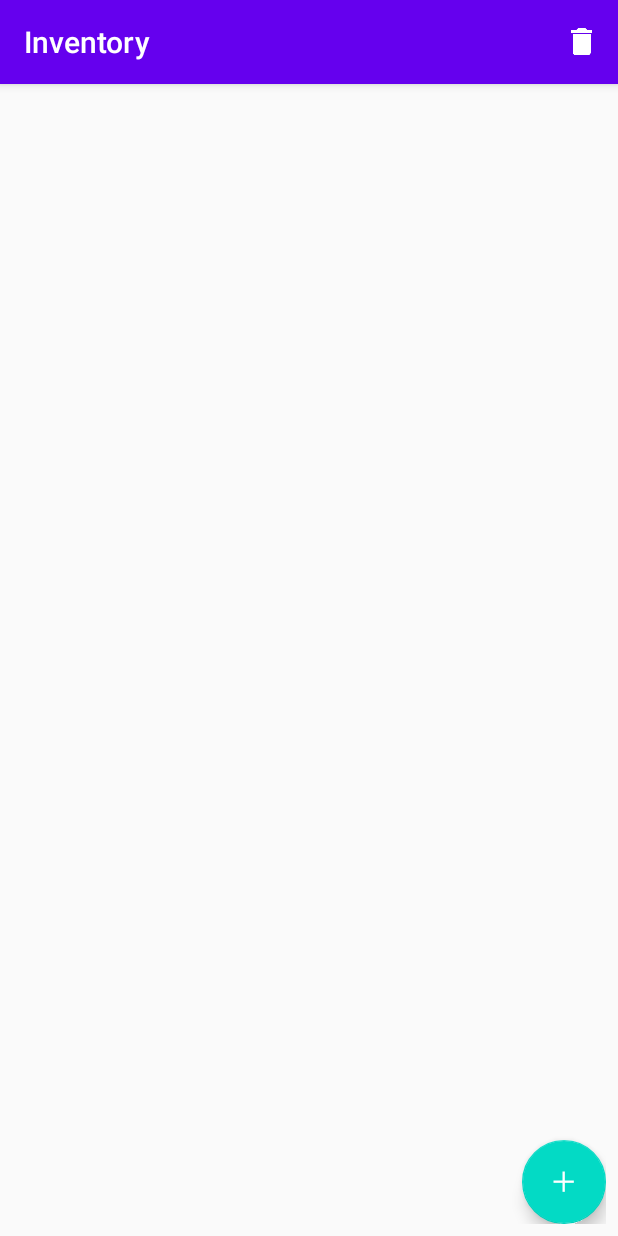
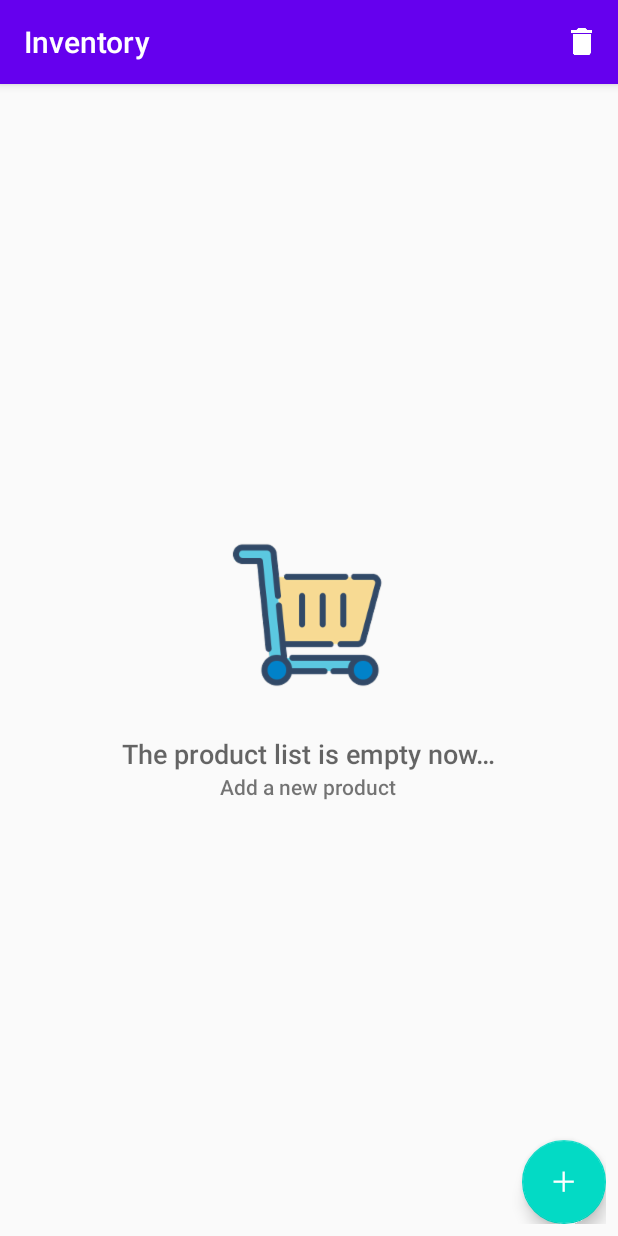
Before and after one commit to Hossam-Tarek/Inventory, an Android app: the screen it shows after launch (CatalogActivity), on a phone screen of 412 x 824 dp. Run offline under Robolectric (Android 15) with nearby library versions, the phone set to English and light mode, and no system bars.

Commit message:
Set empty view to list

```diff
--- a/app/src/main/java/com/example/hossam/inventory/CatalogActivity.java
+++ b/app/src/main/java/com/example/hossam/inventory/CatalogActivity.java
@@ -44,6 +44,9 @@ public class CatalogActivity extends AppCompatActivity
         mCursorAdapter = new InventoryCursorAdapter(this, null);
         ListView productsListView = findViewById(R.id.products_list);
         productsListView.setAdapter(mCursorAdapter);
+
+        View view = findViewById(R.id.empty_view);
+        productsListView.setEmptyView(view);
 
         productsListView.setOnItemClickListener(new AdapterView.OnItemClickListener() {
             @Override
--- a/app/src/main/res/layout/activity_catalog.xml
+++ b/app/src/main/res/layout/activity_catalog.xml
@@ -13,6 +13,37 @@
         android:scrollbars="vertical"
         android:divider="@null"/>
 
+    <LinearLayout
+        android:id="@+id/empty_view"
+        android:layout_width="wrap_content"
+        android:layout_height="wrap_content"
+        android:orientation="vertical"
+        android:layout_centerInParent="true">
+
+        <ImageView
+            android:layout_gravity="center_horizontal"
+            android:layout_width="wrap_content"
+            android:layout_height="wrap_content"
+            android:layout_marginBottom="16dp"
+            android:src="@drawable/shop"/>
+
+        <TextView
+            android:layout_width="wrap_content"
+            android:layout_height="wrap_content"
+            android:layout_gravity="center_horizontal"
+            android:fontFamily="sans-serif-medium"
+            android:textAppearance="?android:textAppearanceMedium"
+            android:text="@string/empty_view_text"/>
+
+        <TextView
+            android:layout_width="wrap_content"
+            android:layout_height="wrap_content"
+            android:layout_gravity="center_horizontal"
+            android:fontFamily="sans-serif-medium"
+            android:textAppearance="?android:textAppearanceSmall"
+            android:text="@string/empty_view_text_secondary"/>
+    </LinearLayout>
+
     <android.support.design.widget.FloatingActionButton
         android:id="@+id/fab"
         android:layout_width="wrap_content"
--- a/app/src/main/res/values/strings.xml
+++ b/app/src/main/res/values/strings.xml
@@ -102,4 +102,10 @@
 
     <!-- Dialog button text for the option to keep editing the current pet -->
     <string name="keep_editing">Keep Editing</string>
+
+    <!-- Title text for the empty view, which describes the empty inventory state-->
+    <string name="empty_view_text">The product list is empty now&#8230;</string>
+
+    <!-- Text shown when the list is empty to inform the user to insert a new product -->
+    <string name="empty_view_text_secondary">Add a new product</string>
 </resources>
```
Also changed, not shown: app/src/main/res/drawable-hdpi/shop.png (added), app/src/main/res/drawable-mdpi/shop.png (added), app/src/main/res/drawable-xhdpi/shop.png (added), app/src/main/res/drawable-xxhdpi/shop.png (added), app/src/main/res/drawable-xxxhdpi/shop.png (added).
